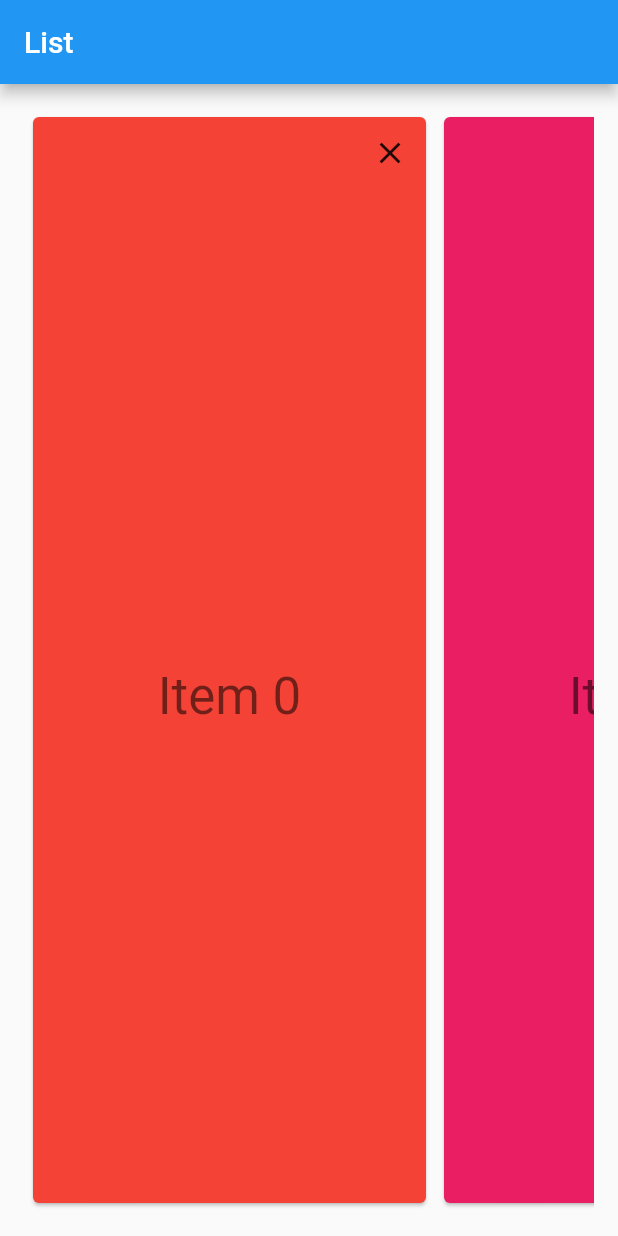
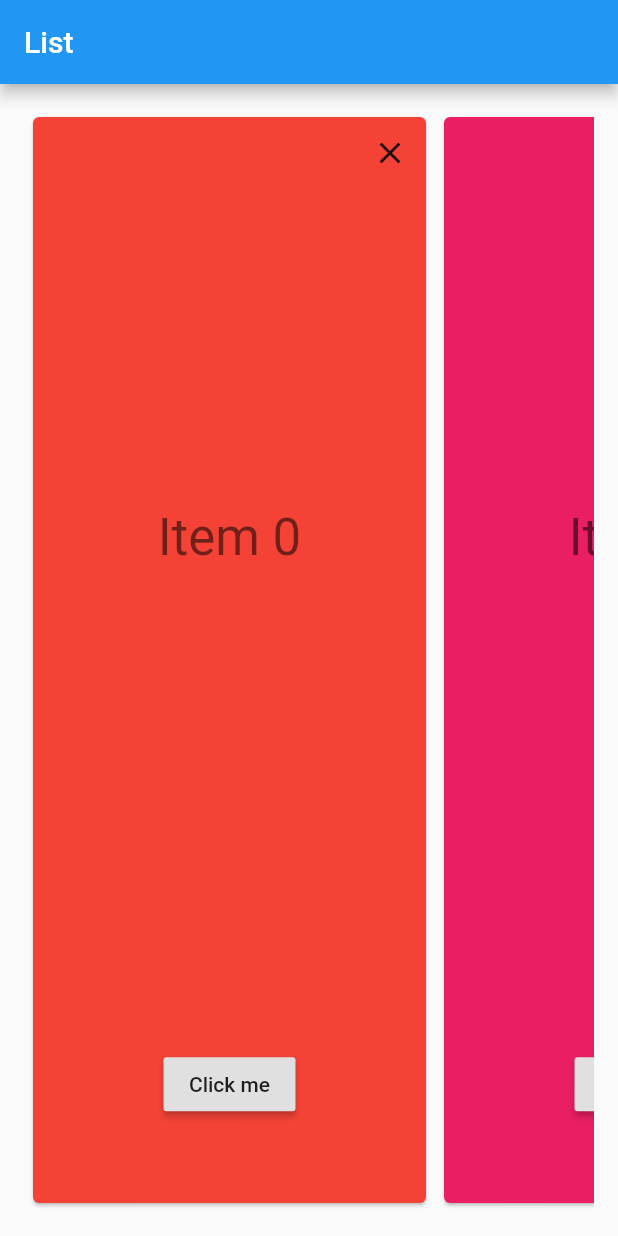
Before and after one commit to Joffrey2378/playground_app, a Flutter app: the screen it shows after launch, on a phone screen of 412 x 824 dp. Run offline on Flutter 3.47's test engine with Material 2 defaults, Android fonts, the phone set to English and light mode, and no system bars.

Commit message:
Bottom sheet was implemented

```diff
--- a/lib/animated_list.dart
+++ b/lib/animated_list.dart
@@ -1,5 +1,7 @@
 import 'package:flutter/foundation.dart';
 import 'package:flutter/material.dart';
+
+import 'custom_bottom_sheet/custom_bottom_sheet.dart';
 
 class AnimatedListSample extends StatefulWidget {
   @override
@@ -145,7 +147,7 @@ class ListModel<E> {
 /// the item's value. The text is displayed in bright green if selected is true.
 /// This widget's height is based on the animation parameter, it varies
 /// from 0 to 128 as the animation varies from 0.0 to 1.0.
-class CardItem extends StatelessWidget {
+class CardItem extends StatefulWidget {
   const CardItem(
       {Key key,
       @required this.animation,
@@ -165,18 +167,80 @@ class CardItem extends StatelessWidget {
   final bool selected;
 
   @override
+  _CardItemState createState() => _CardItemState();
+}
+
+class _CardItemState extends State<CardItem> {
+  PanelController _controller = PanelController();
+
+  Widget _panel() {
+    return Column(
+      crossAxisAlignment: CrossAxisAlignment.start,
+      children: <Widget>[
+        SizedBox(
+          height: 5.0,
+        ),
+        Row(
+          mainAxisAlignment: MainAxisAlignment.spaceBetween,
+          children: <Widget>[
+            IconButton(
+              splashColor: Colors.transparent,
+              onPressed: () {
+                _controller.close();
+              },
+              icon: Icon(Icons.arrow_back),
+            ),
+            Text(
+              'Add an answer',
+              style: TextStyle(
+                fontWeight: FontWeight.normal,
+                fontSize: 16.0,
+              ),
+            ),
+            SizedBox(
+              width: 150.0,
+            )
+          ],
+        ),
+        SizedBox(
+          height: 20.0,
+        ),
+        Padding(
+          padding: const EdgeInsets.symmetric(horizontal: 12.0),
+          child: TextField(
+            decoration: InputDecoration(hintText: 'Type...', border: InputBorder.none),
+          ),
+        ),
+      ],
+    );
+  }
+
+  Widget _body() {
+    return Align(
+        alignment: Alignment(0.0, 0.6),
+        child: RaisedButton(
+          child: Text('Click me'),
+          onPressed: () {
+            _controller.open();
+          },
+        ));
+  }
+
+  @override
   Widget build(BuildContext context) {
     TextStyle textStyle = Theme.of(context).textTheme.display1;
+    double _panelHeightOpen = MediaQuery.of(context).size.height / 3 * 2;
+    double _panelHeightClosed = 0.0;
     return GestureDetector(
       onVerticalDragStart: (direction) {
         print('<<<SWIPE UP>>>');
-        onDismiss();
+        widget.onDismiss();
       },
       child: Padding(
         padding: const EdgeInsets.all(2.0),
         child: SlideTransition(
-          position:
-              animation.drive(Tween(begin: Offset(0.0, -1.0), end: Offset(0.0, 0.0))),
+          position: widget.animation
+              .drive(Tween(begin: Offset(0.0, -1.0), end: Offset(0.0, 0.0))),
 //          child: SizeTransition(
 //            sizeFactor: animation,
 //            axis: Axis.horizontal,
@@ -184,22 +248,47 @@ class CardItem extends StatelessWidget {
             width: 270.0,
             height: 500.0,
             child: Card(
-              color: Colors.primaries[item % Colors.primaries.length],
-              child: Column(
-                mainAxisAlignment: MainAxisAlignment.spaceBetween,
+              color: Colors.primaries[widget.item % Colors.primaries.length],
+              child: Stack(
                 children: <Widget>[
-                  Row(
+                  Column(
                     mainAxisAlignment: MainAxisAlignment.spaceBetween,
                     children: <Widget>[
+                      Row(
+                        mainAxisAlignment: MainAxisAlignment.spaceBetween,
+                        children: <Widget>[
+                          SizedBox(),
+                          IconButton(
+                            onPressed: widget.onTap,
+                            icon: Icon(Icons.clear),
+                          )
+                        ],
+                      ),
+                      Text('Item ${widget.item}', style: textStyle),
                       SizedBox(),
-                      IconButton(
-                        onPressed: onTap,
-                        icon: Icon(Icons.clear),
-                      )
+                      SlidingUpPanel(
+                        minHeight: 0.0,
+                        maxHeight: 400.0,
+                        parallaxEnabled: true,
+                        body: _body(),
+                        borderRadius: BorderRadius.only(
+                            topLeft: Radius.circular(18.0),
+                            topRight: Radius.circular(18.0)),
+                      ),
                     ],
                   ),
-                  Text('Item $item', style: textStyle),
-                  SizedBox()
+                  SlidingUpPanel(
+                    controller: _controller,
+                    maxHeight: _panelHeightOpen,
+                    minHeight: _panelHeightClosed,
+                    parallaxEnabled: false,
+                    backdropEnabled: true,
+                    body: _body(),
+                    panel: _panel(),
+                    borderRadius: BorderRadius.only(
+                        topLeft: Radius.circular(18.0), topRight: Radius.circular(18.0)),
+                    onPanelSlide: (double pos) => setState(() {}),
+                  ),
                 ],
               ),
             ),
--- /dev/null
+++ b/lib/custom_bottom_sheet/custom_bottom_sheet.dart
@@ -0,0 +1,490 @@
+import 'package:flutter/material.dart';
+
+enum SlideDirection {
+  UP,
+  DOWN,
+}
+
+enum PanelState { OPEN, CLOSED }
+
+class SlidingUpPanel extends StatefulWidget {
+  final Widget panel;
+
+  final Widget collapsed;
+
+  final Widget body;
+
+  final double minHeight;
+
+  final double maxHeight;
+
+  final Border border;
+
+  final BorderRadiusGeometry borderRadius;
+
+  final List<BoxShadow> boxShadow;
+
+  final Color color;
+
+  final EdgeInsetsGeometry padding;
+
+  final EdgeInsetsGeometry margin;
+
+  final bool renderPanelSheet;
+
+  final bool panelSnapping;
+
+  final PanelController controller;
+
+  final bool backdropEnabled;
+
+  final Color backdropColor;
+
+  final double backdropOpacity;
+
+  final bool backdropTapClosesPanel;
+
+  final void Function(double position) onPanelSlide;
+
+  final VoidCallback onPanelOpened;
+
+  final VoidCallback onPanelClosed;
+
+  final bool parallaxEnabled;
+
+  final double parallaxOffset;
+
+  final bool isDraggable;
+
+  final SlideDirection slideDirection;
+
+  final PanelState defaultPanelState;
+
+  SlidingUpPanel(
+      {Key key,
+      @required this.panel,
+      this.body,
+      this.collapsed,
+      this.minHeight = 100.0,
+      this.maxHeight = 500.0,
+      this.border,
+      this.borderRadius,
+      this.boxShadow = const <BoxShadow>[
+        BoxShadow(
+          blurRadius: 8.0,
+          color: Color.fromRGBO(0, 0, 0, 0.25),
+        )
+      ],
+      this.color = Colors.white,
+      this.padding,
+      this.margin,
+      this.renderPanelSheet = true,
+      this.panelSnapping = true,
+      this.controller,
+      this.backdropEnabled = false,
+      this.backdropColor = Colors.black,
+      this.backdropOpacity = 0.5,
+      this.backdropTapClosesPanel = true,
+      this.onPanelSlide,
+      this.onPanelOpened,
+      this.onPanelClosed,
+      this.parallaxEnabled = false,
+      this.parallaxOffset = 0.1,
+      this.isDraggable = true,
+      this.slideDirection = SlideDirection.UP,
+      this.defaultPanelState = PanelState.CLOSED})
+      : assert(0 <= backdropOpacity && backdropOpacity <= 1.0),
+        super(key: key);
+
+  @override
+  _SlidingUpPanelState createState() => _SlidingUpPanelState();
+}
+
+class _SlidingUpPanelState extends State<SlidingUpPanel>
+    with SingleTickerProviderStateMixin {
+  AnimationController _ac;
+
+  bool _isPanelVisible = true;
+
+  @override
+  void initState() {
+    super.initState();
+
+    _ac = new AnimationController(
+        vsync: this,
+        duration: const Duration(milliseconds: 300),
+        value: widget.defaultPanelState == PanelState.CLOSED
+            ? 0.0
+            : 1.0 //set the default panel state (i.e. set initial value of _ac)
+        )
+      ..addListener(() {
+        setState(() {});
+
+        if (widget.onPanelSlide != null) widget.onPanelSlide(_ac.value);
+
+        if (widget.onPanelOpened != null && _ac.value == 1.0) widget.onPanelOpened();
+
+        if (widget.onPanelClosed != null && _ac.value == 0.0) widget.onPanelClosed();
+      });
+
+    widget.controller?._addListeners(
+      _close,
+      _open,
+      _hide,
+      _show,
+      _setPanelPosition,
+      _animatePanelToPosition,
+      _getPanelPosition,
+      _isPanelAnimating,
+      _isPanelOpen,
+      _isPanelClosed,
+      _isPanelShown,
+    );
+  }
+
+  @override
+  Widget build(BuildContext context) {
+    return Stack(
+      alignment: widget.slideDirection == SlideDirection.UP
+          ? Alignment.bottomCenter
+          : Alignment.topCenter,
+      children: <Widget>[
+        //make the back widget take up the entire back side
+        widget.body != null
+            ? Positioned(
+                top: widget.parallaxEnabled ? _getParallax() : 0.0,
+                child: Container(
+                  height: MediaQuery.of(context).size.height,
+                  width: MediaQuery.of(context).size.width,
+                  child: widget.body,
+                ),
+              )
+            : Container(),
+
+        //the backdrop to overlay on the body
+        !widget.backdropEnabled
+            ? Container()
+            : GestureDetector(
+                onTap: widget.backdropTapClosesPanel ? _close : null,
+                child: Opacity(
+                  opacity: _ac.value * widget.backdropOpacity,
+                  child: Container(
+                    height: MediaQuery.of(context).size.height,
+                    width: MediaQuery.of(context).size.width,
+
+                    //set color to null so that touch events pass through
+                    //to the body when the panel is closed, otherwise,
+                    //if a color exists, then touch events won't go through
+                    color: _ac.value == 0.0 ? null : widget.backdropColor,
+                  ),
+                ),
+              ),
+
+        //the actual sliding part
+        !_isPanelVisible
+            ? Container()
+            : GestureDetector(
+                onVerticalDragUpdate: widget.isDraggable ? _onDrag : null,
+                onVerticalDragEnd: widget.isDraggable ? _onDragEnd : null,
+                child: Container(
+                  height: _ac.value * (widget.maxHeight - widget.minHeight) +
+                      widget.minHeight,
+                  margin: widget.margin,
+                  padding: widget.padding,
+                  decoration: widget.renderPanelSheet
+                      ? BoxDecoration(
+                          border: widget.border,
+                          borderRadius: widget.borderRadius,
+                          boxShadow: widget.boxShadow,
+                          color: widget.color,
+                        )
+                      : null,
+                  child: Stack(
+                    children: <Widget>[
+                      //open panel
+                      Positioned(
+                          top: widget.slideDirection == SlideDirection.UP ? 0.0 : null,
+                          bottom:
+                              widget.slideDirection == SlideDirection.DOWN ? 0.0 : null,
+                          width: MediaQuery.of(context).size.width -
+                              (widget.margin != null ? widget.margin.horizontal : 0) -
+                              (widget.padding != null ? widget.padding.horizontal : 0),
+                          child: Container(
+                            height: widget.maxHeight,
+                            child: widget.panel,
+                          )),
+
+                      // collapsed panel
+                      Positioned(
+                        top: widget.slideDirection == SlideDirection.UP ? 0.0 : null,
+                        bottom: widget.slideDirection == SlideDirection.DOWN ? 0.0 : null,
+                        width: MediaQuery.of(context).size.width -
+                            (widget.margin != null ? widget.margin.horizontal : 0) -
+                            (widget.padding != null ? widget.padding.horizontal : 0),
+                        child: Container(
+                          height: widget.minHeight,
+                          child: Opacity(
+                            opacity: 1.0 - _ac.value,
+
+                            // if the panel is open ignore pointers (touch events) on the collapsed
+                            // child so that way touch events go through to whatever is underneath
+                            child: IgnorePointer(
+                              ignoring: _isPanelOpen(),
+                              child: widget.collapsed ?? Container(),
+                            ),
+                          ),
+                        ),
+                      ),
+                    ],
+                  ),
+                ),
+              ),
+      ],
+    );
+  }
+
+  @override
+  void dispose() {
+    _ac.dispose();
+    super.dispose();
+  }
+
+  double _getParallax() {
+    if (widget.slideDirection == SlideDirection.UP)
+      return -_ac.value * (widget.maxHeight - widget.minHeight) * widget.parallaxOffset;
+    else
+      return _ac.value * (widget.maxHeight - widget.minHeight) * widget.parallaxOffset;
+  }
+
+  void _onDrag(DragUpdateDetails details) {
+    if (widget.slideDirection == SlideDirection.UP)
+      _ac.value -= details.primaryDelta / (widget.maxHeight - widget.minHeight);
+    else
+      _ac.value += details.primaryDelta / (widget.maxHeight - widget.minHeight);
+  }
+
+  void _onDragEnd(DragEndDetails details) {
+    double minFlingVelocity = 365.0;
+
+    //let the current animation finish before starting a new one
+    if (_ac.isAnimating) return;
+
+    //check if the velocity is sufficient to constitute fling
+    if (details.velocity.pixelsPerSecond.dy.abs() >= minFlingVelocity) {
+      double visualVelocity =
+          -details.velocity.pixelsPerSecond.dy / (widget.maxHeight - widget.minHeight);
+
+      if (widget.slideDirection == SlideDirection.DOWN) visualVelocity = -visualVelocity;
+
+      if (widget.panelSnapping) {
+        _ac.fling(velocity: visualVelocity);
+      } else {
+        // actual scroll physics will be implemented in a future release
+        _ac.animateTo(
+          _ac.value + visualVelocity * 0.16,
+          duration: Duration(milliseconds: 410),
+          curve: Curves.decelerate,
+        );
+      }
+
+      return;
+    }
+
+    // check if the controller is already halfway there
+    if (widget.panelSnapping) {
+      if (_ac.value > 0.5)
+        _open();
+      else
+        _close();
+    }
+  }
+
+  //---------------------------------
+  //PanelController related functions
+  //---------------------------------
+
+  //close the panel
+  void _close() {
+    _ac.fling(velocity: -1.0);
+  }
+
+  //open the panel
+  void _open() {
+    _ac.fling(velocity: 1.0);
+  }
+
+  //hide the panel (completely offscreen)
+  void _hide() {
+    _ac.fling(velocity: -1.0).then((x) {
+      setState(() {
+        _isPanelVisible = false;
+      });
+    });
+  }
+
+  //show the panel (in collapsed mode)
+  void _show() {
+    _ac.fling(velocity: -1.0).then((x) {
+      setState(() {
+        _isPanelVisible = true;
+      });
+    });
+  }
+
+  //set the panel position to value - must
+  //be between 0.0 and 1.0
+  void _setPanelPosition(double value) {
+    assert(0.0 <= value && value <= 1.0);
+    _ac.value = value;
+  }
+
+  //set the panel position to value - must
+  //be between 0.0 and 1.0
+  void _animatePanelToPosition(double value) {
+    assert(0.0 <= value && value <= 1.0);
+    _ac.animateTo(value);
+  }
+
+  //get the current panel position
+  //returns the % offset from collapsed state
+  //as a decimal between 0.0 and 1.0
+  double _getPanelPosition() {
+    return _ac.value;
+  }
+
+  //returns whether or not
+  //the panel is still animating
+  bool _isPanelAnimating() {
+    return _ac.isAnimating;
+  }
+
+  //returns whether or not the
+  //panel is open
+  bool _isPanelOpen() {
+    return _ac.value == 1.0;
+  }
+
+  //returns whether or not the
+  //panel is closed
+  bool _isPanelClosed() {
+    return _ac.value == 0.0;
+  }
+
+  //returns whether or not the
+  //panel is shown/hidden
+  bool _isPanelShown() {
+    return _isPanelVisible;
+  }
+}
+
+class PanelController {
+  VoidCallback _closeListener;
+  VoidCallback _openListener;
+  VoidCallback _hideListener;
+  VoidCallback _showListener;
+  Function(double value) _setPanelPositionListener;
+  Function(double value) _setAnimatePanelToPositionListener;
+  double Function() _getPanelPositionListener;
+  bool Function() _isPanelAnimatingListener;
+  bool Function() _isPanelOpenListener;
+  bool Function() _isPanelClosedListener;
+  bool Function() _isPanelShownListener;
+
+  void _addListeners(
+    VoidCallback closeListener,
+    VoidCallback openListener,
+    VoidCallback hideListener,
+    VoidCallback showListener,
+    Function(double value) setPanelPositionListener,
+    Function(double value) setAnimatePanelToPositionListener,
+    double Function() getPanelPositionListener,
+    bool Function() isPanelAnimatingListener,
+    bool Function() isPanelOpenListener,
+    bool Function() isPanelClosedListener,
+    bool Function() isPanelShownListener,
+  ) {
+    this._closeListener = closeListener;
+    this._openListener = openListener;
+    this._hideListener = hideListener;
+    this._showListener = showListener;
+    this._setPanelPositionListener = setPanelPositionListener;
+    this._setAnimatePanelToPositionListener = setAnimatePanelToPositionListener;
+    this._getPanelPositionListener = getPanelPositionListener;
+    this._isPanelAnimatingListener = isPanelAnimatingListener;
+    this._isPanelOpenListener = isPanelOpenListener;
+    this._isPanelClosedListener = isPanelClosedListener;
+    this._isPanelShownListener = isPanelShownListener;
+  }
+
+  /// Closes the sliding panel to its collapsed state (i.e. to the  minHeight)
+  void close() {
+    _closeListener();
+  }
+
+  /// Opens the sliding panel fully
+  /// (i.e. to the maxHeight)
+  void open() {
+    _openListener();
+  }
+
+  /// Hides the sliding panel (i.e. is invisible)
+  void hide() {
+    _hideListener();
+  }
+
+  /// Shows the sliding panel in its collapsed state
+  /// (i.e. "un-hide" the sliding panel)
+  void show() {
+    _showListener();
+  }
+
+  /// Sets the panel position (without animation).
+  /// The value must between 0.0 and 1.0
+  /// where 0.0 is fully collapsed and 1.0 is completely open.
+  void setPanelPosition(double value) {
+    assert(0.0 <= value && value <= 1.0);
+    _setPanelPositionListener(value);
+  }
+
+  /// Animates the panel position to the value.
+  /// The value must between 0.0 and 1.0
+  /// where 0.0 is fully collapsed and 1.0 is completely open
+  void animatePanelToPosition(double value) {
+    assert(0.0 <= value && value <= 1.0);
+    _setAnimatePanelToPositionListener(value);
+  }
+
+  /// Gets the current panel position.
+  /// Returns the % offset from collapsed state
+  /// to the open state
+  /// as a decimal between 0.0 and 1.0
+  /// where 0.0 is fully collapsed and
+  /// 1.0 is full open.
+  double getPanelPosition() {
+    return _getPanelPositionListener();
+  }
+
+  /// Returns whether or not the panel is
+  /// currently animating.
+  bool isPanelAnimating() {
+    return _isPanelAnimatingListener();
+  }
+
+  /// Returns whether or not the
+  /// panel is open.
+  bool isPanelOpen() {
+    return _isPanelOpenListener();
+  }
+
+  /// Returns whether or not the
+  /// panel is closed.
+  bool isPanelClosed() {
+    return _isPanelClosedListener();
+  }
+
+  /// Returns whether or not the
+  /// panel is shown/hidden.
+  bool isPanelShown() {
+    return _isPanelShownListener();
+  }
+}
```
Also changed, not shown: lib/custom_bottom_sheet/testing_botom_sheet.dart (added, +95 -0 lines), lib/modal_bottom_sheet.dart (added, +32 -0 lines).
